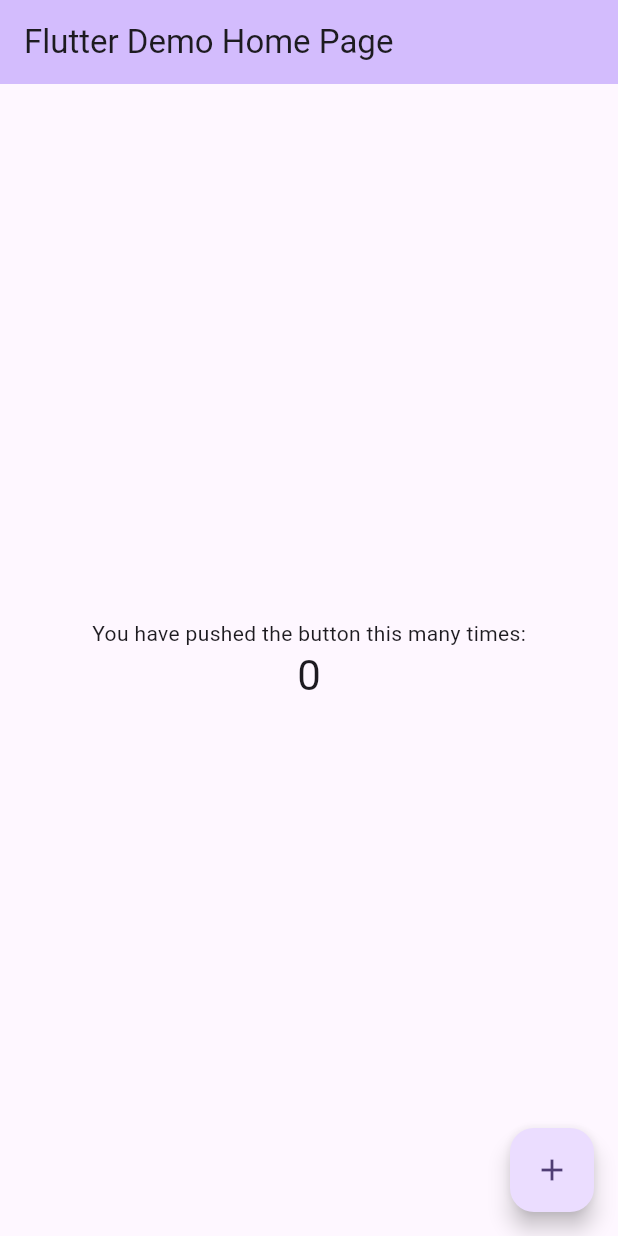
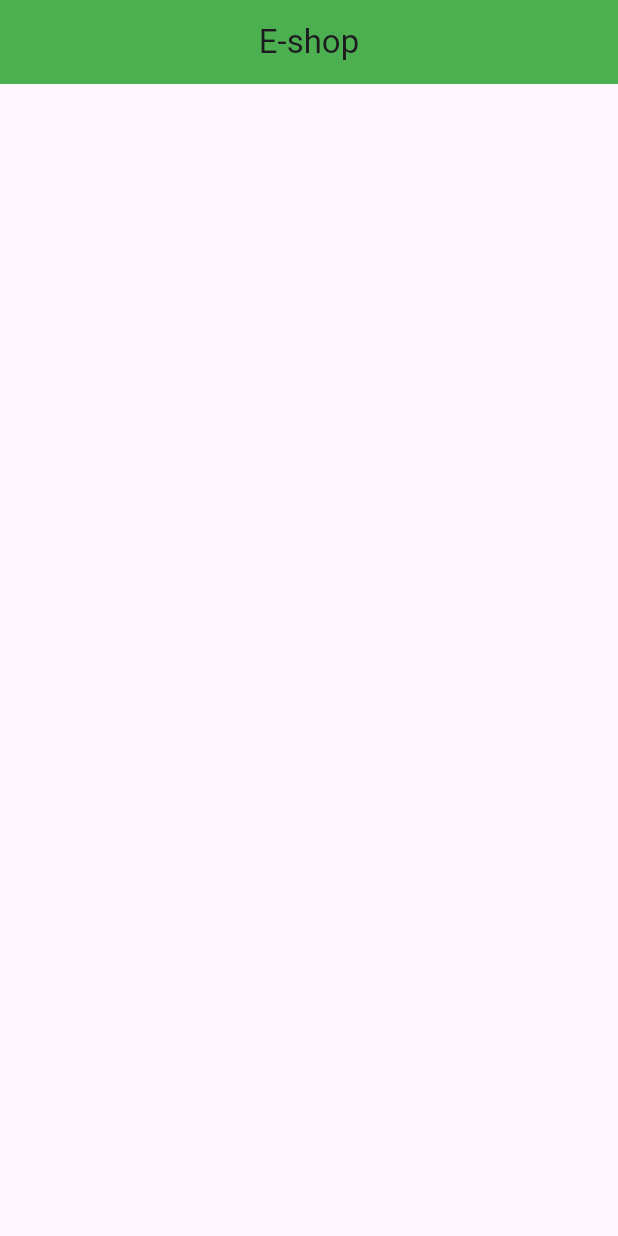
Before and after one commit to alazad214/e-shop, a Flutter app: the screen it shows after launch, on a phone screen of 412 x 824 dp. Run offline on Flutter 3.47's test engine with Material 3 defaults, Android fonts, the phone set to English and light mode, and no system bars.

Commit message:
home screen added

```diff
--- a/lib/main.dart
+++ b/lib/main.dart
@@ -1,3 +1,4 @@
+import 'package:e_shop/screens/home_screens.dart';
 import 'package:flutter/material.dart';
 
 void main() {
@@ -10,116 +11,9 @@
   // This widget is the root of your application.
   @override
   Widget build(BuildContext context) {
-    return MaterialApp(
-      title: 'Flutter Demo',
-      theme: ThemeData(
-        // This is the theme of your application.
-        //
-        // TRY THIS: Try running your application with "flutter run". You'll see
-        // the application has a purple toolbar. Then, without quitting the app,
-        // try changing the seedColor in the colorScheme below to Colors.green
-        // and then invoke "hot reload" (save your changes or press the "hot
-        // reload" button in a Flutter-supported IDE, or press "r" if you used
-        // the command line to start the app).
-        //
-        // Notice that the counter didn't reset back to zero; the application
-        // state is not lost during the reload. To reset the state, use hot
-        // restart instead.
-        //
-        // This works for code too, not just values: Most code changes can be
-        // tested with just a hot reload.
-        colorScheme: ColorScheme.fromSeed(seedColor: Colors.deepPurple),
-        useMaterial3: true,
-      ),
-      home: const MyHomePage(title: 'Flutter Demo Home Page'),
+    return const MaterialApp(
+      debugShowCheckedModeBanner: false,
+      home: HomeScreen(),
     );
   }
 }
-
-class MyHomePage extends StatefulWidget {
-  const MyHomePage({super.key, required this.title});
-
-  // This widget is the home page of your application. It is stateful, meaning
-  // that it has a State object (defined below) that contains fields that affect
-  // how it looks.
-
-  // This class is the configuration for the state. It holds the values (in this
-  // case the title) provided by the parent (in this case the App widget) and
-  // used by the build method of the State. Fields in a Widget subclass are
-  // always marked "final".
-
-  final String title;
-
-  @override
-  State<MyHomePage> createState() => _MyHomePageState();
-}
-
-class _MyHomePageState extends State<MyHomePage> {
-  int _counter = 0;
-
-  void _incrementCounter() {
-    setState(() {
-      // This call to setState tells the Flutter framework that something has
-      // changed in this State, which causes it to rerun the build method below
-      // so that the display can reflect the updated values. If we changed
-      // _counter without calling setState(), then the build method would not be
-      // called again, and so nothing would appear to happen.
-      _counter++;
-    });
-  }
-
-  @override
-  Widget build(BuildContext context) {
-    // This method is rerun every time setState is called, for instance as done
-    // by the _incrementCounter method above.
-    //
-    // The Flutter framework has been optimized to make rerunning build methods
-    // fast, so that you can just rebuild anything that needs updating rather
-    // than having to individually change instances of widgets.
-    return Scaffold(
-      appBar: AppBar(
-        // TRY THIS: Try changing the color here to a specific color (to
-        // Colors.amber, perhaps?) and trigger a hot reload to see the AppBar
-        // change color while the other colors stay the same.
-        backgroundColor: Theme.of(context).colorScheme.inversePrimary,
-        // Here we take the value from the MyHomePage object that was created by
-        // the App.build method, and use it to set our appbar title.
-        title: Text(widget.title),
-      ),
-      body: Center(
-        // Center is a layout widget. It takes a single child and positions it
-        // in the middle of the parent.
-        child: Column(
-          // Column is also a layout widget. It takes a list of children and
-          // arranges them vertically. By default, it sizes itself to fit its
-          // children horizontally, and tries to be as tall as its parent.
-          //
-          // Column has various properties to control how it sizes itself and
-          // how it positions its children. Here we use mainAxisAlignment to
-          // center the children vertically; the main axis here is the vertical
-          // axis because Columns are vertical (the cross axis would be
-          // horizontal).
-          //
-          // TRY THIS: Invoke "debug painting" (choose the "Toggle Debug Paint"
-          // action in the IDE, or press "p" in the console), to see the
-          // wireframe for each widget.
-          mainAxisAlignment: MainAxisAlignment.center,
-          children: <Widget>[
-            const Text(
-              'You have pushed the button this many times:',
-            ),
-            Text(
-              '$_counter',
-              style: Theme.of(context).textTheme.headlineMedium,
-            ),
-          ],
-        ),
-      ),
-      floatingActionButton: FloatingActionButton(
-        onPressed: _incrementCounter,
-        tooltip: 'Increment',
-        child: const Icon(Icons.add),
-      ), // This trailing comma makes auto-formatting nicer for build methods.
-    );
-  }
-}
--- /dev/null
+++ b/lib/screens/home_screens.dart
@@ -0,0 +1,16 @@
+import 'package:flutter/material.dart';
+
+class HomeScreen extends StatelessWidget {
+  const HomeScreen({super.key});
+
+  @override
+  Widget build(BuildContext context) {
+    return Scaffold(
+      appBar: AppBar(
+        title: Text("E-shop"),
+        centerTitle: true,
+        backgroundColor: Colors.green,
+      ),
+    );
+  }
+}
```
